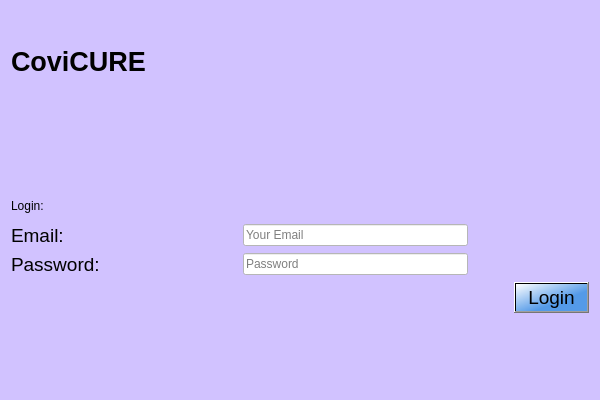
Qt form Forms/login.ui (ayush-regmi/CoviCURE) before a commit.
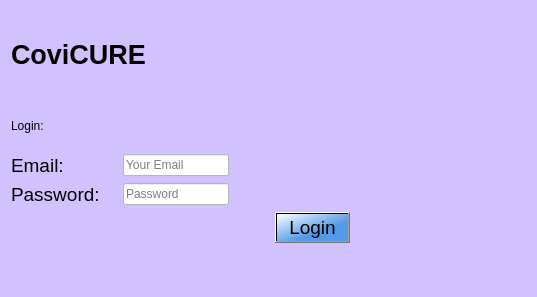
The same form after that commit.

Commit message: changed the ui of landing and login page

```diff
--- a/Forms/login.ui
+++ b/Forms/login.ui
@@ -6,8 +6,8 @@
    <rect>
     <x>0</x>
     <y>0</y>
-    <width>600</width>
-    <height>400</height>
+    <width>537</width>
+    <height>297</height>
    </rect>
   </property>
   <property name="windowTitle">
@@ -16,65 +16,8 @@
   <property name="styleSheet">
    <string notr="true">background-color: rgb(209, 194, 255);</string>
   </property>
-  <layout class="QVBoxLayout" name="verticalLayout_2" stretch="4,3,1,10,3">
-   <item>
-    <layout class="QVBoxLayout" name="verticalLayout">
-     <item>
-      <widget class="QLabel" name="label">
-       <property name="sizePolicy">
-        <sizepolicy hsizetype="Preferred" vsizetype="Preferred">
-         <horstretch>0</horstretch>
-         <verstretch>0</verstretch>
-        </sizepolicy>
-       </property>
-       <property name="font">
-        <font>
-         <pointsize>20</pointsize>
-         <bold>true</bold>
-         <strikeout>false</strikeout>
-        </font>
-       </property>
-       <property name="layoutDirection">
-        <enum>Qt::LeftToRight</enum>
-       </property>
-       <property name="autoFillBackground">
-        <bool>false</bool>
-       </property>
-       <property name="text">
-        <string>CoviCURE</string>
-       </property>
-      </widget>
-     </item>
-    </layout>
-   </item>
-   <item>
-    <spacer name="verticalSpacer">
-     <property name="orientation">
-      <enum>Qt::Vertical</enum>
-     </property>
-     <property name="sizeHint" stdset="0">
-      <size>
-       <width>20</width>
-       <height>40</height>
-      </size>
-     </property>
-    </spacer>
-   </item>
-   <item>
-    <layout class="QGridLayout" name="gridLayout_2">
-     <item row="0" column="0">
-      <widget class="QLabel" name="label_2">
-       <property name="styleSheet">
-        <string notr="true">font: 18pt &quot;Arial Rounded MT Bold&quot;;</string>
-       </property>
-       <property name="text">
-        <string>Login:</string>
-       </property>
-      </widget>
-     </item>
-    </layout>
-   </item>
-   <item>
+  <layout class="QGridLayout" name="gridLayout_4" rowstretch="2,1,5,1" columnstretch="4,2">
+   <item row="2" column="0">
     <layout class="QGridLayout" name="gridLayout" columnstretch="5,5,0,1">
      <item row="1" column="1">
       <widget class="QLineEdit" name="lineEdit_password">
@@ -210,19 +153,73 @@
      </item>
     </layout>
    </item>
-   <item>
+   <item row="1" column="0">
+    <layout class="QGridLayout" name="gridLayout_2">
+     <item row="0" column="1">
+      <widget class="QLabel" name="label_2">
+       <property name="styleSheet">
+        <string notr="true">font: 18pt &quot;Arial Rounded MT Bold&quot;;</string>
+       </property>
+       <property name="text">
+        <string>Login:</string>
+       </property>
+      </widget>
+     </item>
+    </layout>
+   </item>
+   <item row="0" column="0">
+    <layout class="QGridLayout" name="gridLayout_3" columnstretch="5">
+     <item row="0" column="0">
+      <widget class="QLabel" name="label">
+       <property name="sizePolicy">
+        <sizepolicy hsizetype="Preferred" vsizetype="Preferred">
+         <horstretch>0</horstretch>
+         <verstretch>0</verstretch>
+        </sizepolicy>
+       </property>
+       <property name="font">
+        <font>
+         <pointsize>20</pointsize>
+         <bold>true</bold>
+         <strikeout>false</strikeout>
+        </font>
+       </property>
+       <property name="layoutDirection">
+        <enum>Qt::LeftToRight</enum>
+       </property>
+       <property name="autoFillBackground">
+        <bool>false</bool>
+       </property>
+       <property name="text">
+        <string>CoviCURE</string>
+       </property>
+      </widget>
+     </item>
+    </layout>
+   </item>
+   <item row="3" column="0">
     <spacer name="verticalSpacer_2">
      <property name="orientation">
       <enum>Qt::Vertical</enum>
      </property>
+     <property name="sizeType">
+      <enum>QSizePolicy::Preferred</enum>
+     </property>
      <property name="sizeHint" stdset="0">
       <size>
        <width>20</width>
-       <height>40</height>
+       <height>20</height>
       </size>
      </property>
     </spacer>
    </item>
+   <item row="0" column="1" rowspan="3">
+    <widget class="QLabel" name="label_3">
+     <property name="text">
+      <string/>
+     </property>
+    </widget>
+   </item>
   </layout>
  </widget>
  <resources/>
```
The commit also changes 9 other files.
